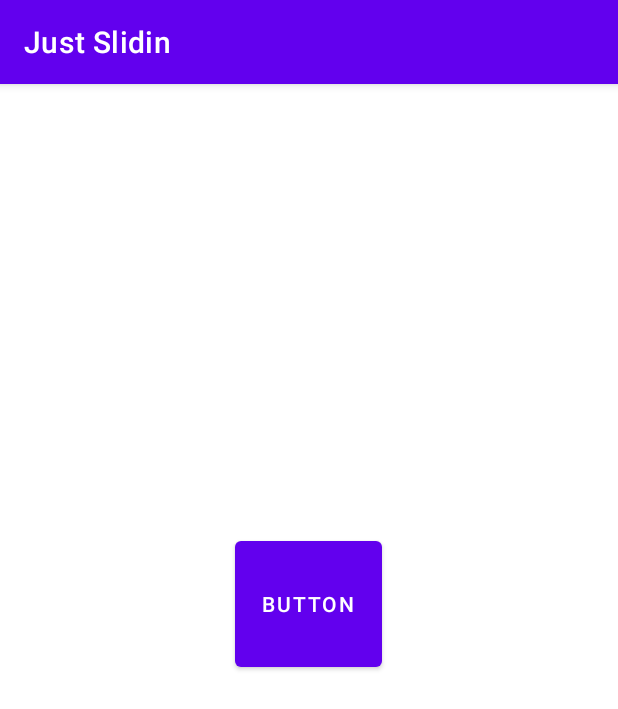
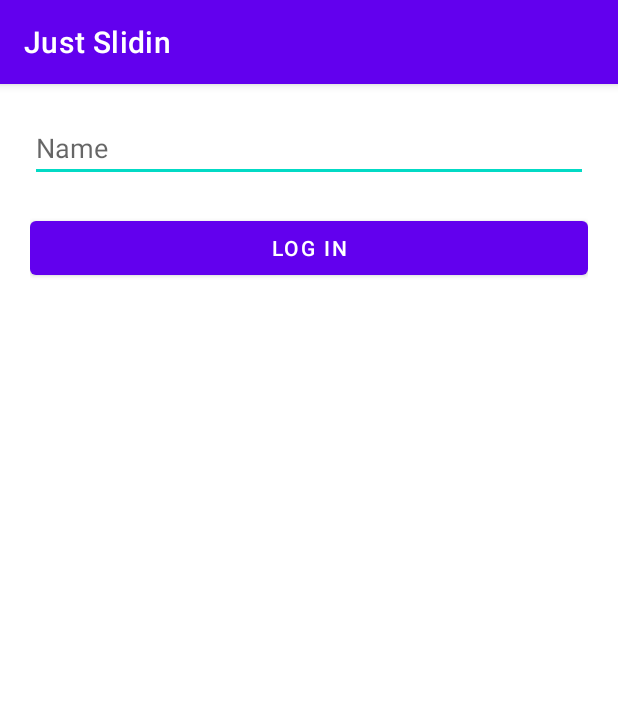
Before and after one commit to maazmsyed/SWE-Project, an Android app: the screen it shows after launch (MainActivity2), on a phone screen of 412 x 824 dp. Shown: the top 709 px of the screen. Run offline under Robolectric (Android 15) with nearby library versions, the phone set to English and light mode, and no system bars; our stand-ins replace Firebase (no records; nobody signed in at launch, a user with empty details on screens opened directly).

Commit message:
start screen player name

```diff
--- a/JustSlidin/app/src/main/java/com/swe/justslidin/MainActivity2.java
+++ b/JustSlidin/app/src/main/java/com/swe/justslidin/MainActivity2.java
@@ -1,5 +1,6 @@
 package com.swe.justslidin;
 
+import androidx.annotation.NonNull;
 import androidx.annotation.RequiresApi;
 import androidx.appcompat.app.AppCompatActivity;
 
@@ -8,14 +9,24 @@ import android.os.Build;
 import android.os.Bundle;
 import android.view.View;
 import android.widget.Button;
+import android.widget.EditText;
+import android.widget.Toast;
 
+import com.google.firebase.database.DataSnapshot;
+import com.google.firebase.database.DatabaseError;
 import com.google.firebase.database.DatabaseReference;
 import com.google.firebase.database.FirebaseDatabase;
+import com.google.firebase.database.ValueEventListener;
 
 import java.time.LocalDateTime;
 import java.time.format.DateTimeFormatter;
 
 public class MainActivity2 extends AppCompatActivity {
+
+    EditText editText;
+    Button button;
+
+    String playerName = "";
 
     private DatabaseReference _myRef;
 
@@ -23,21 +34,57 @@ public class MainActivity2 extends AppCompatActivity {
     protected void onCreate(Bundle savedInstanceState) {
         super.onCreate(savedInstanceState);
         setContentView(R.layout.activity_main2);
-        Button b = findViewById(R.id.button);
-        b.setOnClickListener(new View.OnClickListener() {
+
+        editText = findViewById(R.id.editText);
+        button = findViewById(R.id.button);
+
+        FirebaseDatabase database = FirebaseDatabase.getInstance("https://softwareeng-cee86-default-rtdb.asia-southeast1.firebasedatabase.app/");
+        button.setOnClickListener(new View.OnClickListener() {
             @RequiresApi(api = Build.VERSION_CODES.O)
             @Override
-            public void onClick(View view) {
-                DateTimeFormatter dtf = DateTimeFormatter.ofPattern("yyyy/MM/dd HH:mm:ss");
-                LocalDateTime now = LocalDateTime.now();
-                _myRef.setValue(dtf.format(now));
+            public void onClick(View v) {
+                //logging the player in
+                playerName = editText.getText().toString();
+                editText.setText("");
+                if(!playerName.equals("")) {
+                    button.setText("LOGGING IN");
+                    button.setEnabled(false);
+                    _myRef = database.getReference("players/" + playerName);
+                    addEventListener();
+                    _myRef.setValue("");
+                }
+                //_myRef.setValue(dtf.format(now));
                 switchActivities();
             }
         });
-        FirebaseDatabase database = FirebaseDatabase.getInstance("https://softwareeng-cee86-default-rtdb.asia-southeast1.firebasedatabase.app/");
         _myRef=database.getReference("message");
 
 
+    }
+
+    private void addEventListener() {
+        //read from database
+        _myRef.addValueEventListener(new ValueEventListener() {
+            @Override
+            public void onDataChange(@NonNull DataSnapshot snapshot) {
+                //success - continue to the next screen after saving the player name.
+                if(!playerName.equals("")) {
+
+                    switchActivities();
+                    finish();
+                }
+
+            }
+
+            @Override
+            public void onCancelled(@NonNull DatabaseError error) {
+                //error
+                button.setText("LOG IN");
+                button.setEnabled(true);
+                Toast.makeText(MainActivity2.this, "Error!", Toast.LENGTH_SHORT).show();
+
+            }
+        });
     }
 
     private void switchActivities() {
--- a/JustSlidin/app/src/main/res/layout/activity_main2.xml
+++ b/JustSlidin/app/src/main/res/layout/activity_main2.xml
@@ -1,20 +1,25 @@
 <?xml version="1.0" encoding="utf-8"?>
-<androidx.constraintlayout.widget.ConstraintLayout xmlns:android="http://schemas.android.com/apk/res/android"
-    xmlns:app="http://schemas.android.com/apk/res-auto"
+<LinearLayout xmlns:android="http://schemas.android.com/apk/res/android"
     xmlns:tools="http://schemas.android.com/tools"
     android:layout_width="match_parent"
+    android:orientation="vertical"
+    android:padding="20dp"
     android:layout_height="match_parent"
     tools:context=".MainActivity2">
 
+    <EditText
+        android:id="@+id/editText"
+        android:layout_width="match_parent"
+        android:layout_height="wrap_content"
+        android:ems="10"
+        android:hint="Name"
+        android:inputType="textPersonName" />
+
     <Button
         android:id="@+id/button"
-        android:layout_width="98dp"
-        android:layout_height="96dp"
-        android:text="Button"
-        app:layout_constraintBottom_toBottomOf="parent"
-        app:layout_constraintEnd_toEndOf="parent"
-        app:layout_constraintHorizontal_bias="0.498"
-        app:layout_constraintStart_toStartOf="parent"
-        app:layout_constraintTop_toTopOf="parent"
-        app:layout_constraintVertical_bias="0.444" />
-</androidx.constraintlayout.widget.ConstraintLayout>
+        android:layout_width="match_parent"
+        android:layout_height="wrap_content"
+        android:layout_marginTop="20dp"
+        android:text="LOG IN" />
+
+</LinearLayout>
```
